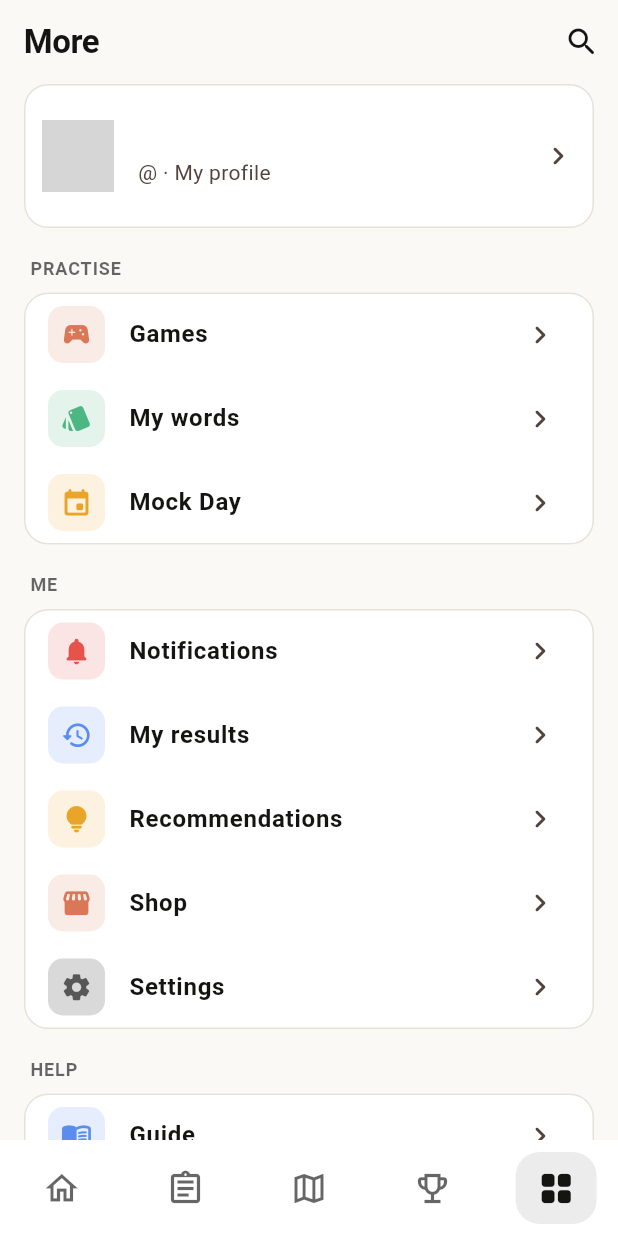
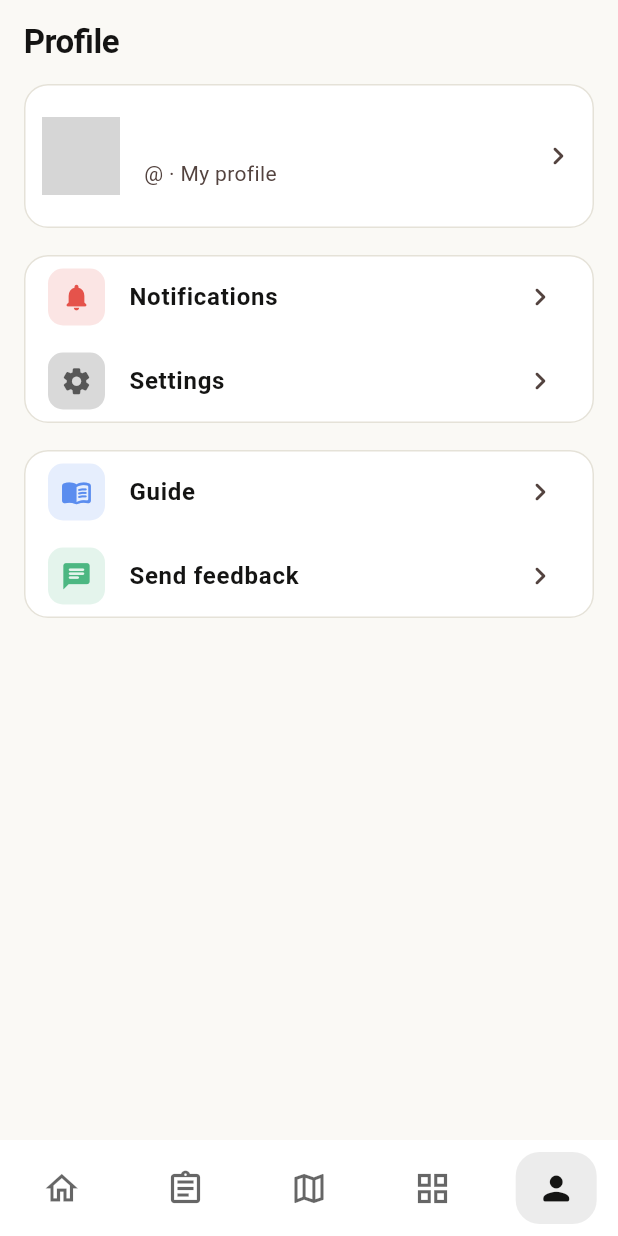
Before and after one commit to Ismoiljonnn/mockfy-download, a Flutter app: the Shell screen opened directly with empty values, item 5 of the bottom bar chosen, on a phone screen of 412 x 824 dp. Run offline on Flutter 3.47's test engine with Material 3 defaults, Android fonts, the phone set to English and light mode, and no system bars; our stand-ins replace app_links, cookie_jar, dio, dio_cookie_manager, flutter_local_notifications, flutter_svg and 6 more; missing offline and left inert: record, workmanager; accounts and stored records are empty; network calls fail; statements that could not run were skipped; grey boxes are pictures that could not be loaded.

Commit message:
Android: bottom tabs Home, Tests, Daily, More, Profile; More shows Leaderboard, games, words, Mock Day, results, recommendations and the shop as big tiles; Profile keeps the card, notifications, settings and help
Co-Authored-By: Claude Opus 5.5 <noreply@anthropic.com>

```diff
--- a/mobile/lib/main.dart
+++ b/mobile/lib/main.dart
@@ -306,7 +306,7 @@ class _ShellState extends State<Shell> with WidgetsBindingObserver {
             HomeScreen(me: widget.me, onSignedOut: widget.onSignedOut, goTab: go),
             TestsScreen(onSignedOut: widget.onSignedOut),
             DailyScreen(onSignedOut: widget.onSignedOut),
-            LeaderboardScreen(onSignedOut: widget.onSignedOut),
+            FeaturesScreen(me: widget.me, onSignedOut: widget.onSignedOut),
             me,
           ];
     if (_tab >= pages.length) _tab = 0;
@@ -315,14 +315,14 @@ class _ShellState extends State<Shell> with WidgetsBindingObserver {
             const NavigationDestination(icon: Icon(Icons.dashboard_outlined), selectedIcon: Icon(Icons.dashboard_rounded), label: 'Class'),
             const NavigationDestination(icon: Icon(Icons.people_alt_outlined), selectedIcon: Icon(Icons.people_alt_rounded), label: 'Students'),
             const NavigationDestination(icon: Icon(Icons.assignment_outlined), selectedIcon: Icon(Icons.assignment_rounded), label: 'Homework'),
-            NavigationDestination(icon: _MoreIcon(selected: false), selectedIcon: _MoreIcon(selected: true), label: 'More'),
+            NavigationDestination(icon: _MoreIcon(selected: false), selectedIcon: _MoreIcon(selected: true), label: 'Profile'),
           ]
         : <NavigationDestination>[
             const NavigationDestination(icon: Icon(Icons.home_outlined), selectedIcon: Icon(Icons.home_rounded), label: 'Home'),
             const NavigationDestination(icon: Icon(Icons.assignment_outlined), selectedIcon: Icon(Icons.assignment_rounded), label: 'Tests'),
             const NavigationDestination(icon: Icon(Icons.map_outlined), selectedIcon: Icon(Icons.map_rounded), label: 'Daily'),
-            const NavigationDestination(icon: Icon(Icons.emoji_events_outlined), selectedIcon: Icon(Icons.emoji_events_rounded), label: 'Leaderboard'),
-            NavigationDestination(icon: _MoreIcon(selected: false), selectedIcon: _MoreIcon(selected: true), label: 'More'),
+            const NavigationDestination(icon: Icon(Icons.grid_view_outlined), selectedIcon: Icon(Icons.grid_view_rounded), label: 'More'),
+            NavigationDestination(icon: _MoreIcon(selected: false), selectedIcon: _MoreIcon(selected: true), label: 'Profile'),
           ];
     final body = IndexedStack(key: ValueKey(ws), index: _tab, children: pages);
     // tablets and wide windows: laid out like the desktop app, the menu down the left side with names,
@@ -404,7 +404,7 @@ class _MoreIcon extends StatelessWidget {
         builder: (context, n, _) => Badge(
           isLabelVisible: n > 0,
           smallSize: 9,
-          child: Icon(selected ? Icons.grid_view_rounded : Icons.grid_view_outlined),
+          child: Icon(selected ? Icons.person_rounded : Icons.person_outline_rounded),
         ),
       );
 }
--- a/mobile/lib/screens/more.dart
+++ b/mobile/lib/screens/more.dart
@@ -12,12 +12,14 @@ import '../webpage.dart';
 import '../widgets.dart';
 import 'exam.dart';
 import 'games.dart';
+import 'leaderboard.dart';
 import 'mockday.dart';
 import 'profile.dart';
 import 'settings.dart';
 import 'shop.dart';
 
 class MoreScreen extends StatelessWidget {
+  // the Profile tab (it kept its old name): the profile card, notifications, settings, help
   const MoreScreen({super.key, required this.me, required this.onSignedOut});
   final Map<String, dynamic> me;
   final VoidCallback onSignedOut;
@@ -36,27 +38,16 @@ class MoreScreen extends StatelessWidget {
           trailing: trailing ?? const Icon(Icons.chevron_right_rounded),
           onTap: () => _go(context, page),
         );
-    Widget group(String title, List<Widget> items) => Padding(
-          padding: const EdgeInsets.only(top: 18),
-          child: Column(crossAxisAlignment: CrossAxisAlignment.start, children: [
-            Padding(padding: const EdgeInsets.fromLTRB(4, 0, 4, 8),
-                child: Text(title.toUpperCase(), style: TextStyle(fontSize: 12, fontWeight: FontWeight.w700, letterSpacing: .6, color: Theme.of(context).hintColor))),
-            Card(child: Column(children: items)),
-          ]),
-        );
     final user = '${me['username']}';
-    final on = ((me['features'] as Map?) ?? {}).cast<String, dynamic>();   // what the website has switched off stays hidden
     return Scaffold(
-      appBar: AppBar(leading: menuButton(context), title: const Text('More'), actions: [
-        IconButton(tooltip: 'Search', icon: const Icon(Icons.search_rounded), onPressed: () => _go(context, const SearchScreen())),
-      ]),
+      appBar: AppBar(leading: menuButton(context), title: const Text('Profile')),
       body: ListView(padding: const EdgeInsets.fromLTRB(16, 0, 16, 32), children: [
         Card(
           child: ListTile(
             contentPadding: const EdgeInsets.all(12),
-            leading: Avatar(url: me['avatar'] as String?, initial: '${me['name']}'.isEmpty ? '?' : '${me['name']}'[0].toUpperCase(), size: 48),
+            leading: Avatar(url: me['avatar'] as String?, initial: '${me['name']}'.isEmpty ? '?' : '${me['name']}'[0].toUpperCase(), size: 52),
             title: Row(children: [
-              Flexible(child: Text('${me['name']}', overflow: TextOverflow.ellipsis, style: const TextStyle(fontWeight: FontWeight.w800, fontSize: 17))),
+              Flexible(child: Text('${me['name']}', overflow: TextOverflow.ellipsis, style: const TextStyle(fontWeight: FontWeight.w800, fontSize: 18))),
               if (me['isPro'] == true) ...[const SizedBox(width: 6), const ProTick()],
             ]),
             subtitle: Text('@$user · My profile'),
@@ -64,28 +55,80 @@ class MoreScreen extends StatelessWidget {
             onTap: () => _go(context, ProfileScreen(username: user, onSignedOut: onSignedOut)),
           ),
         ),
-        group('Practise', [
-          tile(Icons.sports_esports_rounded, C.accent, 'Games', const GamesScreen()),
-          tile(Icons.style_rounded, C.green, 'My words', const WordsReviewScreen()),
-          tile(Icons.event_rounded, C.gold, 'Mock Day', const MockDayScreen()),
-        ]),
-        group('Me', [
+        const SizedBox(height: 18),
+        Card(child: Column(children: [
           ValueListenableBuilder<int>(
             valueListenable: Notify.I.unread,
             builder: (context, n, _) => tile(Icons.notifications_rounded, C.red, 'Notifications', const NotificationsScreen(),
                 trailing: n > 0 ? Badge(label: Text('$n')) : null),
           ),
-          tile(Icons.history_rounded, C.blue, 'My results', const HistoryScreen()),
-          tile(Icons.lightbulb_rounded, C.gold, 'Recommendations', const RecommendationsScreen()),
-          if (on['friends'] == true) tile(Icons.people_alt_rounded, C.green, 'Friends', FriendsScreen(username: user)),
-          tile(Icons.storefront_rounded, C.accent, 'Shop', ShopScreen(onSignedOut: onSignedOut)),
           tile(Icons.settings_rounded, Theme.of(context).hintColor, 'Settings', SettingsScreen(username: user, onSignedOut: onSignedOut)),
-        ]),
-        group('Help', [
+        ])),
+        const SizedBox(height: 18),
+        Card(child: Column(children: [
           tile(Icons.menu_book_rounded, C.blue, 'Guide', const WebPage(title: 'Guide', path: '/docs')),
           tile(Icons.chat_rounded, C.green, 'Send feedback', const FeedbackScreen()),
-        ]),
+        ])),
       ]),
+    );
+  }
+}
+
+/// The More tab: everything else, as big tiles you can see at a glance.
+class FeaturesScreen extends StatelessWidget {
+  const FeaturesScreen({super.key, required this.me, required this.onSignedOut});
+  final Map<String, dynamic> me;
+  final VoidCallback onSignedOut;
+
+  @override
+  Widget build(BuildContext context) {
+    final on = ((me['features'] as Map?) ?? {}).cast<String, dynamic>();
+    final items = <(IconData, Color, String, String, Widget Function())>[
+      (Icons.emoji_events_rounded, C.gold, 'Leaderboard', 'This week and all time', () => LeaderboardScreen(onSignedOut: onSignedOut)),
+      (Icons.sports_esports_rounded, C.accent, 'Games', 'Seven word games', () => const GamesScreen()),
+      (Icons.style_rounded, C.green, 'My words', 'Words you saved', () => const WordsReviewScreen()),
+      (Icons.event_rounded, const Color(0xFF9B7BEA), 'Mock Day', 'Test day with everyone', () => const MockDayScreen()),
+      (Icons.history_rounded, C.blue, 'My results', 'Bands and answers', () => const HistoryScreen()),
+      (Icons.lightbulb_rounded, C.gold, 'Recommendations', 'What to work on next', () => const RecommendationsScreen()),
+      (Icons.storefront_rounded, C.accent, 'Shop', 'Freezes, boosts, Pro passes', () => ShopScreen(onSignedOut: onSignedOut)),
+      if (on['friends'] == true) (Icons.people_alt_rounded, C.green, 'Friends', 'Your friends', () => FriendsScreen(username: '${me['username']}')),
+    ];
+    final dark = Theme.of(context).brightness == Brightness.dark;
+    return Scaffold(
+      appBar: AppBar(leading: menuButton(context), title: const Text('More'), actions: [
+        IconButton(tooltip: 'Search', icon: const Icon(Icons.search_rounded),
+            onPressed: () => Navigator.push(context, MaterialPageRoute(builder: (_) => const SearchScreen()))),
+      ]),
+      body: GridView.builder(
+        padding: const EdgeInsets.all(16),
+        gridDelegate: const SliverGridDelegateWithMaxCrossAxisExtent(maxCrossAxisExtent: 220, mainAxisExtent: 132, crossAxisSpacing: 12, mainAxisSpacing: 12),
+        itemCount: items.length,
+        itemBuilder: (context, i) {
+          final it = items[i];
+          return Material(
+            color: it.$2.withValues(alpha: dark ? .16 : .11),
+            borderRadius: BorderRadius.circular(18),
+            child: InkWell(
+              borderRadius: BorderRadius.circular(18),
+              onTap: () => Navigator.push(context, MaterialPageRoute(builder: (_) => it.$5())),
+              child: Padding(
+                padding: const EdgeInsets.all(14),
+                child: Column(crossAxisAlignment: CrossAxisAlignment.start, children: [
+                  Container(
+                    width: 44, height: 44,
+                    decoration: BoxDecoration(color: it.$2, borderRadius: BorderRadius.circular(13)),
+                    child: Icon(it.$1, color: Colors.white, size: 24),
+                  ),
+                  const Spacer(),
+                  Text(it.$3, style: const TextStyle(fontSize: 16, fontWeight: FontWeight.w800)),
+                  const SizedBox(height: 2),
+                  Text(it.$4, maxLines: 1, overflow: TextOverflow.ellipsis, style: TextStyle(fontSize: 12.5, color: Theme.of(context).hintColor)),
+                ]),
+              ),
+            ),
+          );
+        },
+      ),
     );
   }
 }
```
